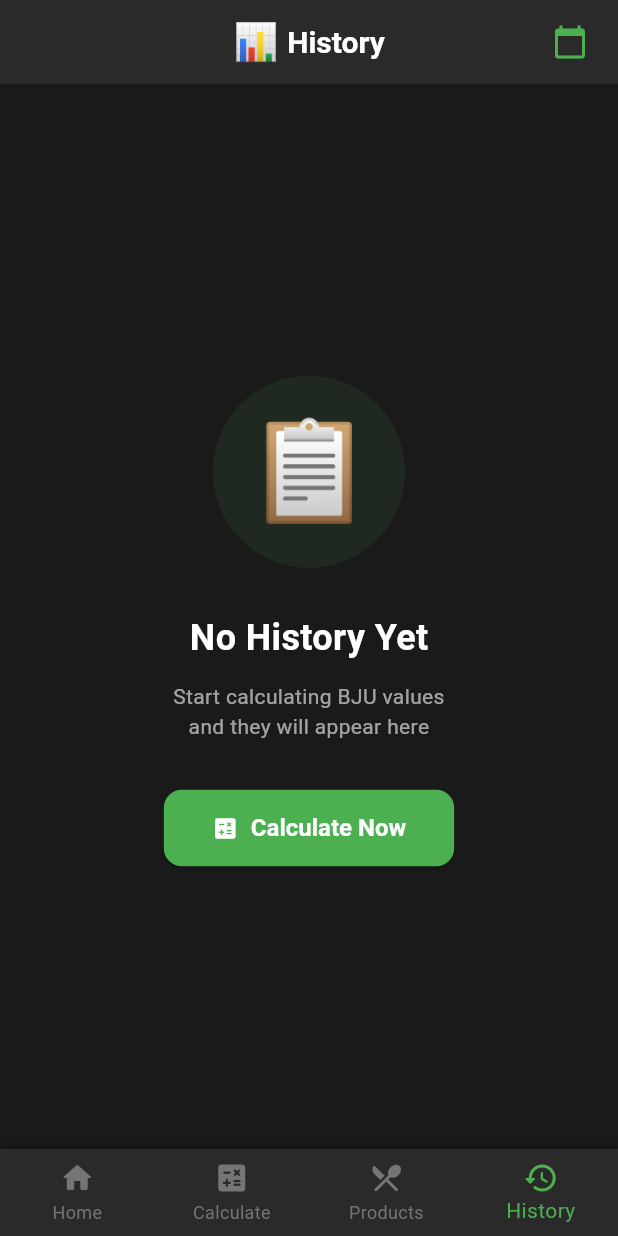
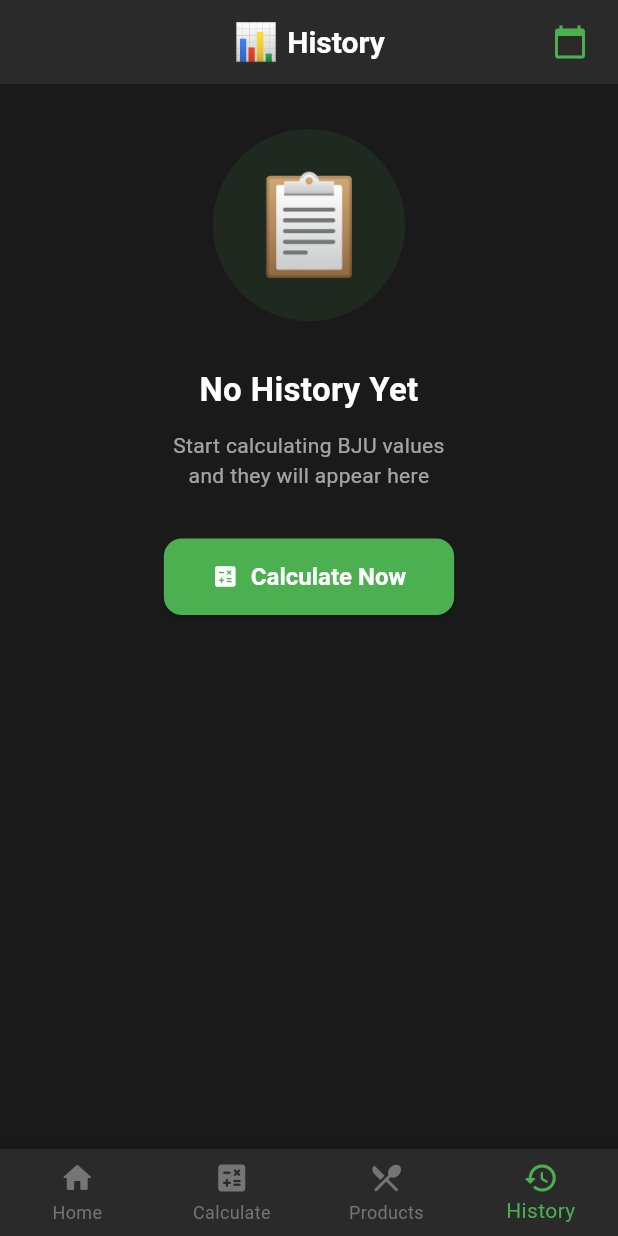
Before and after one commit to ArLazy/Demo, a Flutter app: the screen it shows after launch, item 4 of the bottom bar chosen, on a phone screen of 412 x 824 dp. Run offline on Flutter 3.47's test engine with Material 3 defaults, Android fonts, the phone set to English and light mode, and no system bars; our stand-ins replace sqflite_common_ffi; accounts and stored records are empty.

Commit message:
History page crash fix

```diff
--- a/lib/main.dart
+++ b/lib/main.dart
@@ -151,11 +151,17 @@ class MainScreen extends StatefulWidget {
 class _MainScreenState extends State<MainScreen> {
   int _currentIndex = 0;
 
-  final List<Widget> _screens = [
+  void _switchToCalculatorTab() {
+    setState(() {
+      _currentIndex = 1;
+    });
+  }
+
+  late final List<Widget> _screens = [
     const HomeScreen(),
     const CalculatorScreen(),
     const ProductsScreen(),
-    const HistoryScreen(),
+    HistoryScreen(onSwitchToCalculator: _switchToCalculatorTab),
   ];
 
   @override
--- a/lib/screens/history_screen.dart
+++ b/lib/screens/history_screen.dart
@@ -4,7 +4,12 @@ import '../database/database_helper.dart';
 import '../models/bju_record.dart';
 
 class HistoryScreen extends StatefulWidget {
-  const HistoryScreen({super.key});
+  final VoidCallback onSwitchToCalculator;
+
+  const HistoryScreen({
+    super.key,
+    required this.onSwitchToCalculator,
+  });
 
   @override
   State<HistoryScreen> createState() => _HistoryScreenState();
@@ -159,7 +164,10 @@ class _HistoryScreenState extends State<HistoryScreen> {
   }
 
   Widget _buildEmptyState() {
-    return Center(
+    return SingleChildScrollView(
+      child: Center(
+        child: Padding(
+          padding: const EdgeInsets.all(24.0),
           child: Column(
             mainAxisAlignment: MainAxisAlignment.center,
             children: [
@@ -178,10 +186,11 @@ class _HistoryScreenState extends State<HistoryScreen> {
               const Text(
                 'No History Yet',
                 style: TextStyle(
-              fontSize: 24,
+                  fontSize: 22,
                   fontWeight: FontWeight.bold,
                   color: Colors.white,
                 ),
+                textAlign: TextAlign.center,
               ),
               const SizedBox(height: 12),
               Text(
@@ -194,13 +203,13 @@ class _HistoryScreenState extends State<HistoryScreen> {
               ),
               const SizedBox(height: 32),
               ElevatedButton.icon(
-            onPressed: () {
-              Navigator.pushNamed(context, '/calculator');
-            },
+                onPressed: widget.onSwitchToCalculator,
                 icon: const Icon(Icons.calculate_rounded),
                 label: const Text('Calculate Now'),
               ),
             ],
+          ),
+        ),
       ),
     );
   }
@@ -230,7 +239,10 @@ class _HistoryScreenState extends State<HistoryScreen> {
   }
 
   Widget _buildEmptyStateForDate() {
-    return Center(
+    return SingleChildScrollView(
+      child: Center(
+        child: Padding(
+          padding: const EdgeInsets.all(24.0),
           child: Column(
             mainAxisAlignment: MainAxisAlignment.center,
             children: [
@@ -249,7 +261,7 @@ class _HistoryScreenState extends State<HistoryScreen> {
               Text(
                 'No Records for ${DateFormat('MMM d, yyyy').format(_selectedDate)}',
                 style: const TextStyle(
-              fontSize: 20,
+                  fontSize: 22,
                   fontWeight: FontWeight.bold,
                   color: Colors.white,
                 ),
@@ -274,7 +286,15 @@ class _HistoryScreenState extends State<HistoryScreen> {
                 icon: const Icon(Icons.today),
                 label: const Text('Go to Today'),
               ),
+              const SizedBox(height: 12),
+              ElevatedButton.icon(
+                onPressed: widget.onSwitchToCalculator,
+                icon: const Icon(Icons.calculate_rounded),
+                label: const Text('Calculate Now'),
+              ),
             ],
+          ),
+        ),
       ),
     );
   }
```
Lines whose indentation alone changed are shown as unchanged.
